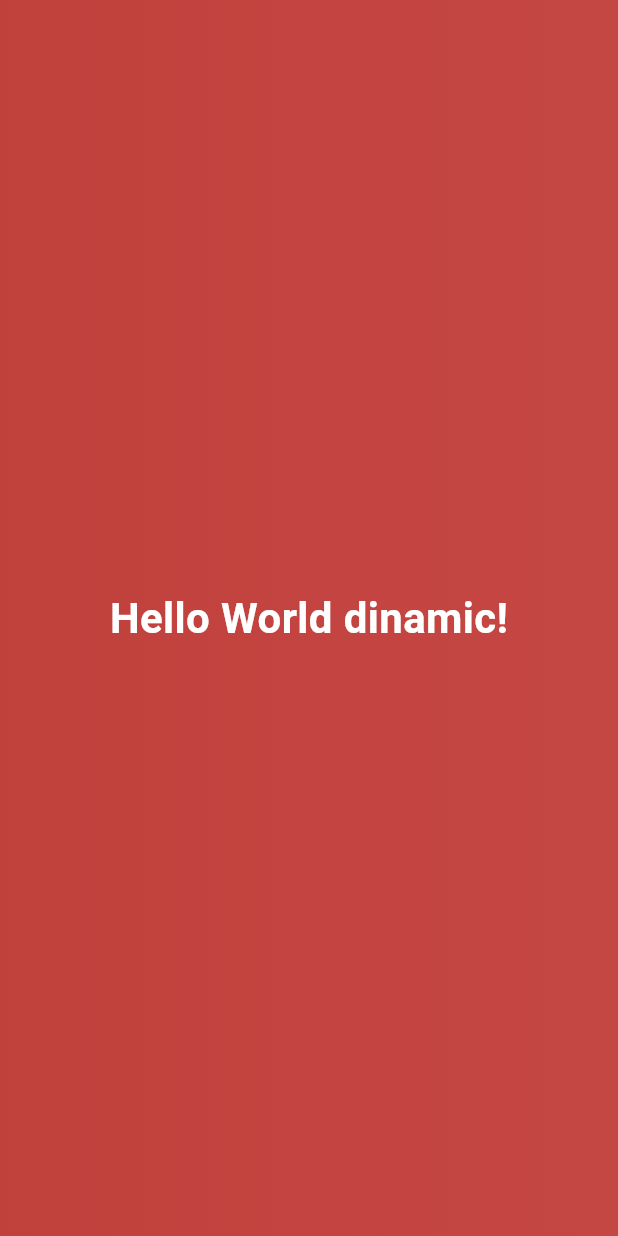
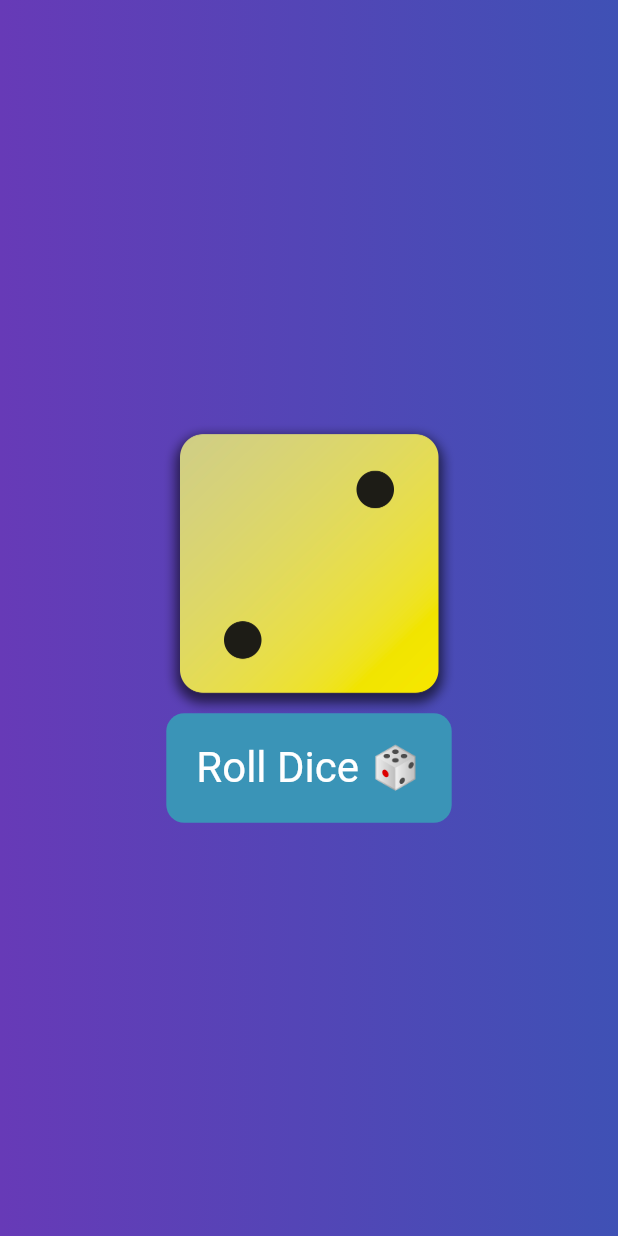
Before and after one commit to DjordjeKocic1/dice_game, a Flutter app: the screen it shows after launch, on a phone screen of 412 x 824 dp. Run offline on Flutter 3.47's test engine with Material 3 defaults, Android fonts, the phone set to English and light mode, and no system bars.

Commit message:
dice roll

```diff
--- /dev/null
+++ b/lib/button.dart
@@ -0,0 +1,26 @@
+import 'package:dice_game/styled_text.dart';
+import 'package:flutter/material.dart';
+
+class Button extends StatelessWidget {
+  const Button({super.key, required this.onPressed, required this.text});
+
+  final void Function() onPressed;
+  final String text;
+
+  @override
+  Widget build(BuildContext context) {
+    return TextButton(
+      onPressed: onPressed,
+      style: TextButton.styleFrom(
+        padding: EdgeInsets.all(20),
+        backgroundColor: const Color.fromARGB(255, 58, 148, 183),
+        foregroundColor: Colors.white,
+        textStyle: const TextStyle(fontSize: 28),
+        shape: RoundedRectangleBorder(
+          borderRadius: BorderRadius.circular(12), // Optional: Rounded corners
+        ),
+      ),
+      child: StyledText(text: text, fontSize: 28),
+    );
+  }
+}
--- /dev/null
+++ b/lib/dice_roller.dart
@@ -0,0 +1,32 @@
+import 'dart:math';
+import 'package:dice_game/button.dart';
+import 'package:flutter/material.dart';
+
+final randomizer = Random();
+
+class DiceRoller extends StatefulWidget {
+  const DiceRoller({super.key});
+  @override
+  State<DiceRoller> createState() {
+    return _DiceRollerState();
+  }
+}
+
+class _DiceRollerState extends State<DiceRoller> {
+  var activateDiceNumber = 2;
+  void rollDice() {
+    setState(() {
+      activateDiceNumber = randomizer.nextInt(6) + 1;
+    });
+  }
+  @override
+  Widget build(context) {
+    return Column(
+      mainAxisSize: MainAxisSize.min,
+      children: [
+        Image.asset('assets/images/dice-$activateDiceNumber.png', width: 200),
+        Button(onPressed: rollDice, text: "Roll Dice 🎲"),
+      ],
+    );
+  }
+}
--- a/lib/gradient_container.dart
+++ b/lib/gradient_container.dart
@@ -1,20 +1,17 @@
-import 'package:dice_game/styled_text.dart';
+import 'package:dice_game/dice_roller.dart';
 import 'package:flutter/material.dart';
 
-
 class GradientContainer extends StatelessWidget {
-  const GradientContainer(this.colors, {super.key});
+  const GradientContainer({super.key, required this.colors});
 
   final List<Color> colors;
 
   @override
   Widget build(BuildContext context) {
     return Container(
-      decoration: BoxDecoration(
-        gradient: LinearGradient(colors: colors),
-      ),
-      child: const Center(
-        child: StyledText(text: 'Hello World dinamic!'),
+      decoration: BoxDecoration(gradient: LinearGradient(colors: colors)),
+      child: Center(
+        child: DiceRoller(),
       ),
     );
   }
--- a/lib/main.dart
+++ b/lib/main.dart
@@ -3,12 +3,9 @@ import 'package:flutter/material.dart';
 
 void main() {
   runApp(
-    MaterialApp(
+    const MaterialApp(
       home: Scaffold(
-        body: GradientContainer([
-          Color.fromARGB(255, 192, 64, 60),
-          Color.fromARGB(255, 197, 71, 67),
-        ]),
+        body: GradientContainer(colors: [Colors.deepPurple, Colors.indigo]),
       ),
     ),
   );
--- a/lib/styled_text.dart
+++ b/lib/styled_text.dart
@@ -1,19 +1,24 @@
 import 'package:flutter/material.dart';
 
-const fontBold = FontWeight.bold;
-
 class StyledText extends StatelessWidget {
-  const StyledText({super.key, required this.text});
+  const StyledText({
+    super.key,
+    required this.text,
+    this.fontSize = 20,
+    this.fontWeight = FontWeight.normal,
+  });
 
   final String text;
+  final double fontSize;
+  final FontWeight fontWeight;
 
   @override
   Widget build(context) {
     return Text(
       text,
-      style: const TextStyle(
-        fontSize: 28,
-        fontWeight: fontBold,
+      style: TextStyle(
+        fontSize: fontSize,
+        fontWeight: fontWeight,
         color: Colors.white,
       ),
     );
```
Also changed, not shown: pubspec.yaml (+7 -3 lines), assets/images/dice-1.png (added), assets/images/dice-2.png (added), assets/images/dice-3.png (added), assets/images/dice-4.png (added), assets/images/dice-5.png (added), assets/images/dice-6.png (added).
